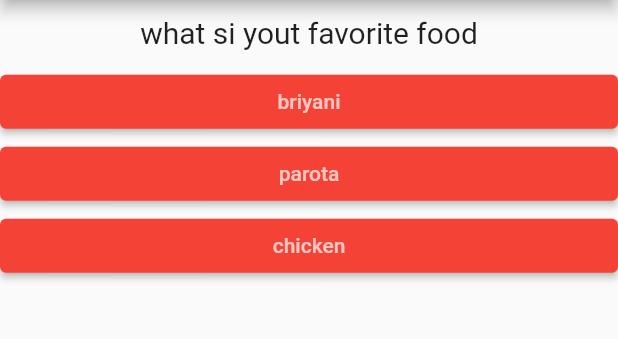
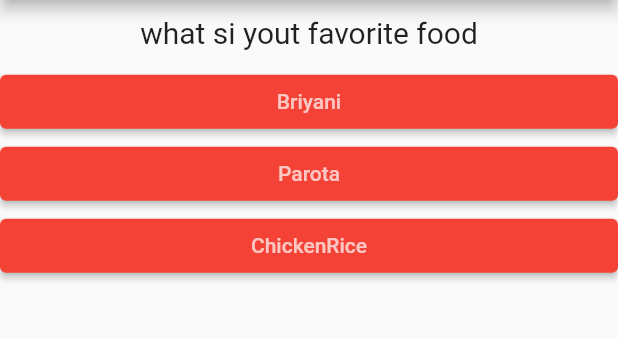
Before and after one commit to iamrithu/flutter_quiz_app, a Flutter app: the screen it shows after launch, on a phone screen of 412 x 824 dp, the part 84-423 px from its top. Run offline on Flutter 3.47's test engine with Material 2 defaults, Android fonts, the phone set to English and light mode, and no system bars.

Commit message:
quiz app completed

```diff
--- a/lib/Answer.dart
+++ b/lib/Answer.dart
@@ -1,7 +1,7 @@
 import 'package:flutter/material.dart';
 
 class Answers extends StatelessWidget {
-  final Function() selectAns;
+  final VoidCallback selectAns;
   final String ansOption;
 
   Answers(this.selectAns, this.ansOption);
--- a/lib/main.dart
+++ b/lib/main.dart
@@ -1,6 +1,6 @@
 import 'package:flutter/material.dart';
-import 'Questions.dart';
-import './Answer.dart';
+import './quiz.dart';
+import './result.dart';
 
 // void main() {
 //   runApp(MyAPP());
@@ -13,40 +13,66 @@ class MyApp extends StatefulWidget {
   State<MyApp> createState() => _MyAppState();
 }
 
-var _questionIndex = 0;
-
 class _MyAppState extends State<MyApp> {
 //
-  var questions = [
+  final _questions = [
     {
       "questionsCollection": 'what si yout favorite food',
-      "answer": ["briyani", 'parota', "chicken"]
+      "answer": [
+        {"text": "Briyani", "score": 1},
+        {"text": "Parota", "score": 0},
+        {"text": "ChickenRice", "score": 0},
+      ]
     },
     {
       "questionsCollection": 'what si yout favorite animal',
-      "answer": ["Loin", 'Tiger', "Cheeta"]
+      "answer": [
+        {"text": "Tiger", "score": 0},
+        {"text": "Lion", "score": 1},
+        {"text": "Cheeta", "score": 0},
+      ]
     },
     {
       "questionsCollection": 'what si yout favorite color',
-      "answer": ["Red", 'Blue', "Green"]
+      "answer": [
+        {"text": "Green", "score": 0},
+        {"text": "Blue", "score": 0},
+        {"text": "Red", "score": 1},
+      ]
     },
     {
       "questionsCollection": 'what si yout favorite sports',
-      "answer": ["Cricker", 'Footbas']
+      "answer": [
+        {"text": "Criket", "score": 1},
+        {"text": "Football", "score": 0},
+        {"text": "Kabadi", "score": 0},
+      ]
     },
     {
       "questionsCollection": 'what si yout favorite bike',
-      "answer": ["Yamaha", 'Ktm']
+      "answer": [
+        {"text": "KTM", "score": 0},
+        {"text": "Yamaha", "score": 1},
+        {"text": "Pulsar", "score": 0},
+      ]
     },
     {
       "questionsCollection": 'what si yout favorite cricketer',
-      "answer": ["Ms", 'virat', 'Rohit']
+      "answer": [
+        {"text": "MS.Dhoni", "score": 1},
+        {"text": "Virat", "score": 0},
+        {"text": "Dawan", "score": 0},
+      ]
     },
   ];
 
 //
+  var _questionIndex = 0;
+  var _totalScore = 0;
 
-  void _answerQuetion() {
+  void _answerQuetion(int score) {
+    _totalScore += score;
+
     setState(() {
       _questionIndex += 1;
     });
@@ -60,24 +86,9 @@ class _MyAppState extends State<MyApp> {
           title: const Text('First Quiz App'),
           backgroundColor: Colors.pink,
         ),
-        body: _questionIndex < questions.length
-            ? Column(
-                children: [
-                  Questions(
-                    questions[_questionIndex]['questionsCollection'].toString(),
-                  ),
-                  // Answers(_answerQuetion),
-                  // Answers(_answerQuetion),
-                  // Answers(_answerQuetion),
-                  ...(questions[_questionIndex]['answer'] as List<String>)
-                      .map((ans) {
-                    return Answers(_answerQuetion, ans);
-                  }),
-                ],
-              )
-            : const Center(
-                child: Text('You did'),
-              ),
+        body: _questionIndex < _questions.length
+            ? Quiz(_answerQuetion, _questionIndex, _questions)
+            : Result(_totalScore),
       ),
     );
   }
--- /dev/null
+++ b/lib/quiz.dart
@@ -0,0 +1,33 @@
+import 'package:flutter/material.dart';
+import 'Questions.dart';
+import './Answer.dart';
+
+class Quiz extends StatelessWidget {
+  // const Quiz({Key? key}) : super(key: key);
+
+  final Function answerQuestion;
+  final int questionIndex;
+  final List<Map<String, Object>> questions;
+
+  Quiz(
+    this.answerQuestion,
+    this.questionIndex,
+    this.questions,
+  );
+
+  @override
+  Widget build(BuildContext context) {
+    return Column(
+      children: [
+        Questions(
+          questions[questionIndex]['questionsCollection'].toString(),
+        ),
+        ...(questions[questionIndex]['answer'] as List<Map<String, Object>>)
+            .map((ans) {
+          return Answers(
+              () => answerQuestion(ans['score']), ans['text'].toString());
+        })
+      ],
+    );
+  }
+}
--- /dev/null
+++ b/lib/result.dart
@@ -0,0 +1,34 @@
+import 'package:flutter/material.dart';
+
+class Result extends StatelessWidget {
+  // const Result({Key? key}) : super(key: key);
+
+  final int resultScore;
+
+  String get value {
+    late var text;
+    if (resultScore > 5) {
+      text = 'Awsome !! , Your score is ${resultScore}';
+    } else if (resultScore >= 4) {
+      text = 'Good , Your score is ${resultScore}';
+    } else if (resultScore >= 1) {
+      text = 'Not bad , Your score is ${resultScore}';
+    } else {
+      text = 'WTF , Your score is ${resultScore}';
+    }
+
+    return text;
+  }
+
+  Result(this.resultScore);
+
+  @override
+  Widget build(BuildContext context) {
+    return Center(
+      child: Text(
+        value,
+        style: TextStyle(fontSize: 20, fontWeight: FontWeight.bold),
+      ),
+    );
+  }
+}
```
